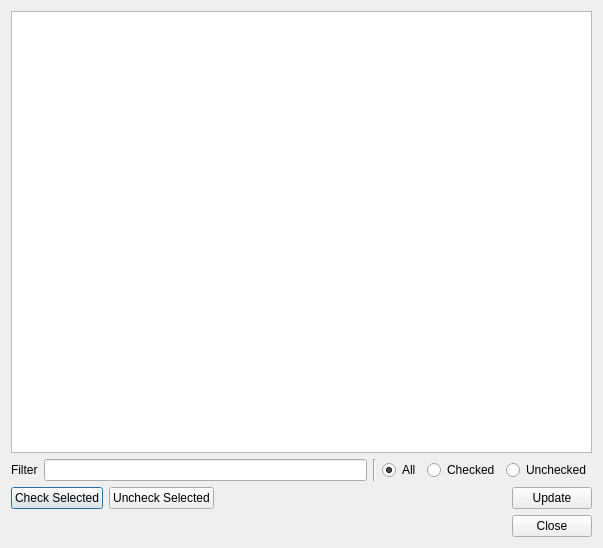
First picture: the form in neurolabi/gui/dialogs/flyemtododialog.ui, repository janelia-flyem/NeuTu, before the edit.
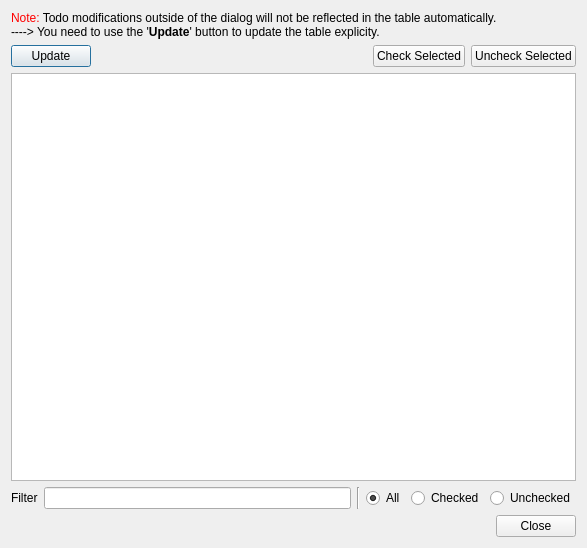
Second picture: the form after the edit. Custom widgets are drawn as their Qt base class.

Commit message: tirgger actual todo checking from todo dialog

Diff of the .ui file:
```diff
--- a/neurolabi/gui/dialogs/flyemtododialog.ui
+++ b/neurolabi/gui/dialogs/flyemtododialog.ui
@@ -6,7 +6,7 @@
    <rect>
     <x>0</x>
     <y>0</y>
-    <width>603</width>
+    <width>587</width>
     <height>548</height>
    </rect>
   </property>
@@ -14,6 +14,51 @@
    <string>Todo List</string>
   </property>
   <layout class="QVBoxLayout" name="verticalLayout">
+   <item>
+    <widget class="QLabel" name="label_2">
+     <property name="text">
+      <string>&lt;html&gt;&lt;head/&gt;&lt;body&gt;&lt;p&gt;&lt;span style=&quot; color:#ff0000;&quot;&gt;Note:&lt;/span&gt; Todo modifications outside of the dialog will not be reflected in the table automatically. &lt;br/&gt;----&amp;gt; You need to use the '&lt;span style=&quot; font-weight:600;&quot;&gt;Update&lt;/span&gt;' button to update the table explicity.&lt;/p&gt;&lt;/body&gt;&lt;/html&gt;</string>
+     </property>
+    </widget>
+   </item>
+   <item>
+    <layout class="QHBoxLayout" name="horizontalLayout">
+     <item>
+      <widget class="QPushButton" name="updatePushButton">
+       <property name="text">
+        <string>   Update   </string>
+       </property>
+      </widget>
+     </item>
+     <item>
+      <spacer name="horizontalSpacer">
+       <property name="orientation">
+        <enum>Qt::Horizontal</enum>
+       </property>
+       <property name="sizeHint" stdset="0">
+        <size>
+         <width>40</width>
+         <height>20</height>
+        </size>
+       </property>
+      </spacer>
+     </item>
+     <item>
+      <widget class="QPushButton" name="checkPushButton">
+       <property name="text">
+        <string>Check Selected</string>
+       </property>
+      </widget>
+     </item>
+     <item>
+      <widget class="QPushButton" name="uncheckPushButton">
+       <property name="text">
+        <string>Uncheck Selected</string>
+       </property>
+      </widget>
+     </item>
+    </layout>
+   </item>
    <item>
     <widget class="ZFlyEmTodoListView" name="todoTableView"/>
    </item>
@@ -62,44 +107,6 @@
      </item>
     </layout>
    </item>
-   <item>
-    <layout class="QHBoxLayout" name="horizontalLayout">
-     <item>
-      <widget class="QPushButton" name="checkPushButton">
-       <property name="text">
-        <string>Check Selected</string>
-       </property>
-      </widget>
-     </item>
-     <item>
-      <widget class="QPushButton" name="uncheckPushButton">
-       <property name="text">
-        <string>Uncheck Selected</string>
-       </property>
-      </widget>
-     </item>
-     <item>
-      <spacer name="horizontalSpacer">
-       <property name="orientation">
-        <enum>Qt::Horizontal</enum>
-       </property>
-       <property name="sizeHint" stdset="0">
-        <size>
-         <width>40</width>
-         <height>20</height>
-        </size>
-       </property>
-      </spacer>
-     </item>
-     <item>
-      <widget class="QPushButton" name="updatePushButton">
-       <property name="text">
-        <string>   Update   </string>
-       </property>
-      </widget>
-     </item>
-    </layout>
-   </item>
    <item>
     <widget class="QDialogButtonBox" name="buttonBox">
      <property name="orientation">
```
The commit also changes 11 other files.
